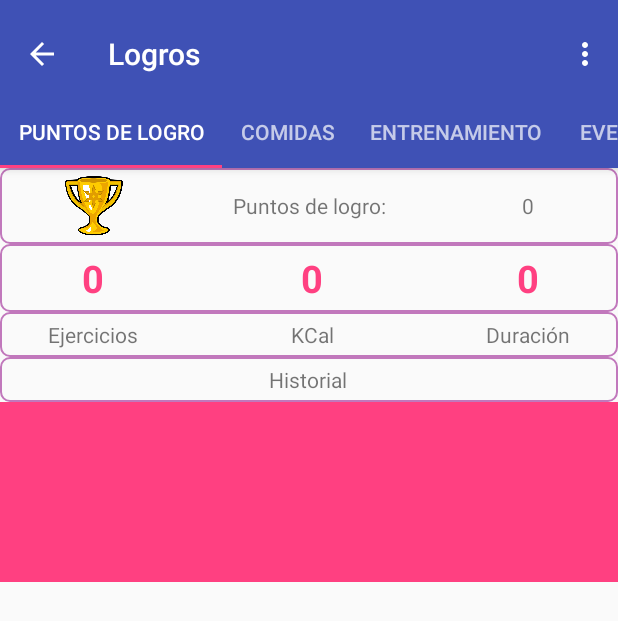
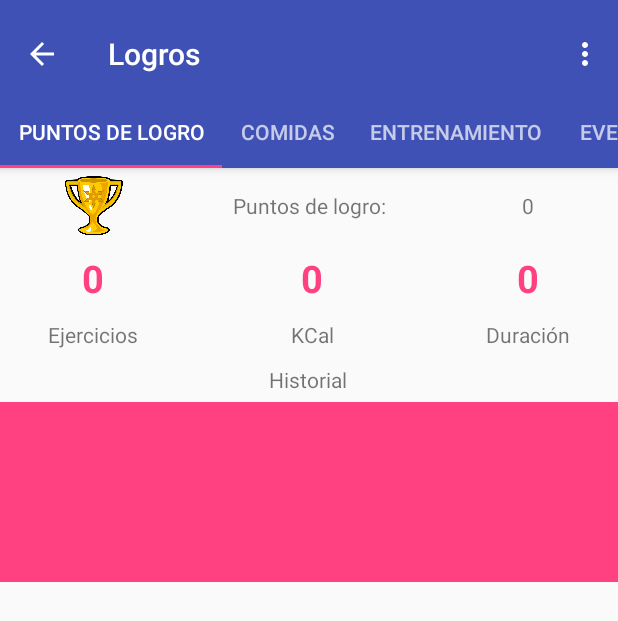
Before and after one commit to AlbaFontaneda/never-give-app, an Android app: the AchievementsActivity screen opened directly, with no data from a screen before it, on a phone screen of 412 x 824 dp. Shown: the top 621 px of the screen. Run offline under Robolectric (Android 15) with nearby library versions, the phone set to English and light mode, and no system bars.

Commit message:
Detectado el bug que no abría la pantalla de Achievements, debido al style de AchievementsRow en el item android:background (falta revisar la lectura de ese dato)

```diff
--- a/app/src/main/AndroidManifest.xml
+++ b/app/src/main/AndroidManifest.xml
@@ -30,7 +30,7 @@
         <activity
             android:name=".TrainingActivity"
             android:label="@string/title_activity_training"
-            android:theme="@style/AppTheme.NoActionBar"></activity>
+            android:theme="@style/AppTheme.NoActionBar" />
     </application>
 
 </manifest>
--- a/app/src/main/java/com/rigobertosl/nevergiveapp/AchievementsActivity.java
+++ b/app/src/main/java/com/rigobertosl/nevergiveapp/AchievementsActivity.java
@@ -2,8 +2,6 @@
 
 import android.content.Intent;
 import android.support.design.widget.TabLayout;
-import android.support.design.widget.FloatingActionButton;
-import android.support.design.widget.Snackbar;
 import android.support.v7.widget.Toolbar;
 import android.support.v4.app.Fragment;
 import android.support.v4.app.FragmentManager;
@@ -20,20 +18,9 @@
 
 public class AchievementsActivity extends MainActivity {
 
-    /**
-     * The {@link android.support.v4.view.PagerAdapter} that will provide
-     * fragments for each of the sections. We use a
-     * {@link FragmentPagerAdapter} derivative, which will keep every
-     * loaded fragment in memory. If this becomes too memory intensive, it
-     * may be best to switch to a
-     * {@link android.support.v4.app.FragmentStatePagerAdapter}.
-     */
     private SectionsPagerAdapter mSectionsPagerAdapter;
+    private ViewPager mViewPager;
 
-    /**
-     * The {@link ViewPager} that will host the section contents.
-     */
-    private ViewPager mViewPager;
 
     @Override
     protected void onCreate(Bundle savedInstanceState) {
@@ -114,27 +101,29 @@
         @Override
         public View onCreateView(LayoutInflater inflater, ViewGroup container,
                                  Bundle savedInstanceState) {
+/*
+            View rootView = inflater.inflate(R.layout.fragment_achievements_prueba, container, false);
+            return rootView;
+*/
             switch (getArguments().getInt(ARG_SECTION_NUMBER)) {
                 case 1: {
-                    View rootView = inflater.inflate(R.layout.fragment_achievements_init, container, false);
-                    //TextView textView = (TextView) rootView.findViewById(R.id.section_label);
-                    //textView.setText(getString(R.string.section_format, getArguments().getInt(ARG_SECTION_NUMBER)));
+                    View rootView = inflater.inflate(R.layout.fragment_achievements_points, container, false);
                     return rootView;
                 }
                 case 2: {
-                    View rootView = inflater.inflate(R.layout.fragment_achievements, container, false);
+                    View rootView = inflater.inflate(R.layout.fragment_achievements_prueba, container, false);
                     TextView textView = (TextView) rootView.findViewById(R.id.section_label);
                     textView.setText(getString(R.string.section_format, getArguments().getInt(ARG_SECTION_NUMBER)));
                     return rootView;
                 }
                 case 3: {
-                    View rootView = inflater.inflate(R.layout.fragment_achievements, container, false);
+                    View rootView = inflater.inflate(R.layout.fragment_achievements_prueba, container, false);
                     TextView textView = (TextView) rootView.findViewById(R.id.section_label);
                     textView.setText(getString(R.string.section_format, getArguments().getInt(ARG_SECTION_NUMBER)));
                     return rootView;
                 }
                 case 4: {
-                    View rootView = inflater.inflate(R.layout.fragment_achievements, container, false);
+                    View rootView = inflater.inflate(R.layout.fragment_achievements_prueba, container, false);
                     TextView textView = (TextView) rootView.findViewById(R.id.section_label);
                     textView.setText(getString(R.string.section_format, getArguments().getInt(ARG_SECTION_NUMBER)));
                     return rootView;
--- a/app/src/main/res/drawable-v24/achievements_border_row.xml
+++ b/app/src/main/res/drawable-v24/achievements_border_row.xml
@@ -1,13 +1,14 @@
 <?xml version="1.0" encoding="utf-8"?>
 <shape
     xmlns:android="http://schemas.android.com/apk/res/android" android:shape="rectangle">
-    <stroke
-        android:width="1dp"
-        android:color="#c178bc"/>
 
     <corners
         android:bottomRightRadius="6dp"
         android:bottomLeftRadius="6dp"
         android:topLeftRadius="6dp"
-        android:topRightRadius="6dp"/>
+        android:topRightRadius="6dp" />
+
+    <stroke
+        android:width="1dp"
+        android:color="@color/achievementsRow" />
 </shape>
--- a/app/src/main/res/layout/fragment_achievements_init.xml
+++ b/app/src/main/res/layout/fragment_achievements_points.xml
@@ -6,6 +6,7 @@
     android:layout_width="match_parent"
     android:layout_height="match_parent"
     tools:context="com.rigobertosl.nevergiveapp.AchievementsActivity$PlaceholderFragment">
+
 
     <ScrollView
         android:id="@+id/foods_scroll"
--- a/app/src/main/res/layout/fragment_training_default_tab.xml
+++ b/app/src/main/res/layout/fragment_training_default_tab.xml
@@ -1,4 +1,5 @@
-<android.support.constraint.ConstraintLayout xmlns:android="http://schemas.android.com/apk/res/android"
+<android.support.constraint.ConstraintLayout
+    xmlns:android="http://schemas.android.com/apk/res/android"
     xmlns:app="http://schemas.android.com/apk/res-auto"
     xmlns:tools="http://schemas.android.com/tools"
     android:id="@+id/constraintLayout"
--- a/app/src/main/res/values/colors.xml
+++ b/app/src/main/res/values/colors.xml
@@ -9,4 +9,5 @@
     <color name="colorHeader">#1c8f31</color>
     <color name="buttonPressed">#c951ab</color>
     <color name="buttonPressedStroke">#99207b</color>
+    <color name="achievementsRow">#c178bc</color>
 </resources>
--- a/app/src/main/res/values/styles.xml
+++ b/app/src/main/res/values/styles.xml
@@ -126,7 +126,7 @@
     <style name="AchievementsRow">
         <item name="android:layout_width">match_parent</item>
         <item name="android:layout_height">match_parent</item>
-        <item name="android:background">@drawable/achievements_border_row</item>
+        <!--<item name="android:background">@drawable/achievements_border_row</item>-->
         <item name="android:paddingTop">5dp</item>
         <item name="android:paddingBottom">5dp</item>
         <item name="android:paddingLeft">5dp</item>
```
Also changed, not shown: app/src/main/res/values/strings.xml (+76 -3 lines), app/src/main/res/layout/fragment_achievements_prueba.xml (renamed from app/src/main/res/layout/fragment_achievements.xml).
